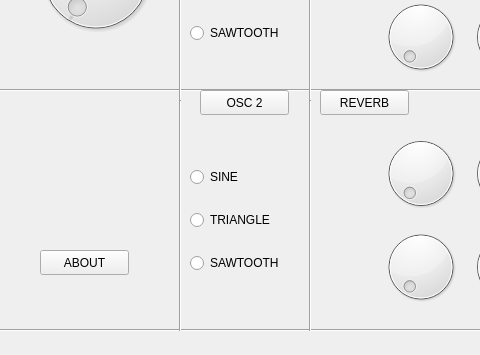
MariovMesquita/MIDIMize, file GUI/MidiMize.ui: the form before one commit; both pictures show x 0 to 480 and y 130 to 485 of the 1024 by 600 pixel window.
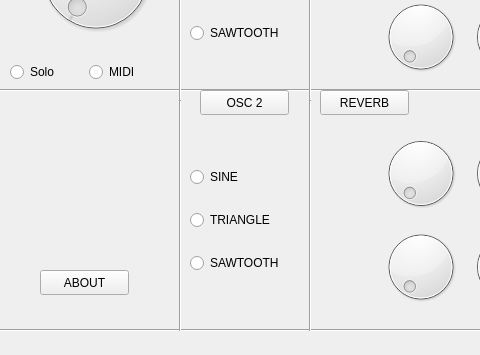
The form after the commit. Icons and pictures are not drawn.

Commit message: Adds cmidimize class implementation

What changed in the file:
```diff
--- a/GUI/MidiMize.ui
+++ b/GUI/MidiMize.ui
@@ -383,7 +383,7 @@
     <property name="geometry">
      <rect>
       <x>0</x>
-      <y>220</y>
+      <y>240</y>
       <width>171</width>
       <height>121</height>
      </rect>
@@ -405,7 +405,7 @@
     <property name="geometry">
      <rect>
       <x>0</x>
-      <y>330</y>
+      <y>350</y>
       <width>181</width>
       <height>31</height>
      </rect>
@@ -424,7 +424,7 @@
     <property name="geometry">
      <rect>
       <x>40</x>
-      <y>380</y>
+      <y>400</y>
       <width>89</width>
       <height>25</height>
      </rect>
@@ -466,6 +466,32 @@
      </item>
     </layout>
    </widget>
+   <widget class="QWidget" name="">
+    <property name="geometry">
+     <rect>
+      <x>10</x>
+      <y>190</y>
+      <width>151</width>
+      <height>25</height>
+     </rect>
+    </property>
+    <layout class="QHBoxLayout" name="horizontalLayout">
+     <item>
+      <widget class="QRadioButton" name="radioButton_7">
+       <property name="text">
+        <string>Solo</string>
+       </property>
+      </widget>
+     </item>
+     <item>
+      <widget class="QRadioButton" name="radioButton_8">
+       <property name="text">
+        <string>MIDI</string>
+       </property>
+      </widget>
+     </item>
+    </layout>
+   </widget>
   </widget>
   <widget class="QMenuBar" name="menubar">
    <property name="geometry">
```
The commit also changes 2 other files.
